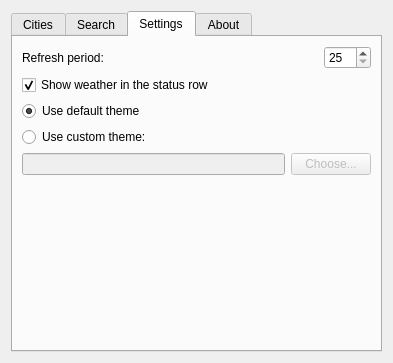
Above: plugins/weather/src/wsettings.ui from euroelessar/qutim before the change. Below: the same form after it.
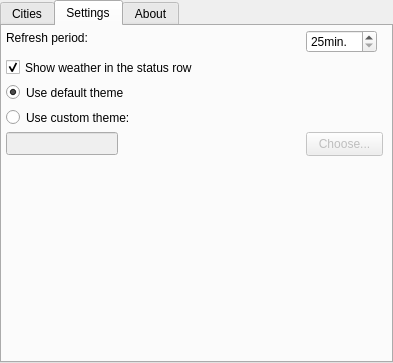
That is the form after the change. The open tabs and pages were chosen to show the change. Icons and pictures are not drawn.

Diff of the .ui file:
```diff
--- a/plugins/weather/src/wsettings.ui
+++ b/plugins/weather/src/wsettings.ui
@@ -14,6 +14,9 @@
    <string>Settings</string>
   </property>
   <layout class="QGridLayout" name="gridLayout_3">
+   <property name="margin">
+    <number>0</number>
+   </property>
    <item row="0" column="0">
     <widget class="QTabWidget" name="tabWidget">
      <property name="currentIndex">
@@ -38,17 +41,7 @@
        <item row="1" column="0" colspan="2">
         <widget class="QListWidget" name="cityList"/>
        </item>
-      </layout>
-     </widget>
-     <widget class="QWidget" name="searchTab">
-      <attribute name="title">
-       <string>Search</string>
-      </attribute>
-      <layout class="QGridLayout" name="gridLayout_5">
-       <item row="0" column="0">
-        <widget class="QLineEdit" name="searchEdit"/>
-       </item>
-       <item row="0" column="1">
+       <item row="0" column="5">
         <widget class="QPushButton" name="searchButton">
          <property name="icon">
           <iconset>
@@ -75,26 +68,47 @@
       <attribute name="title">
        <string>Settings</string>
       </attribute>
-      <layout class="QGridLayout" name="gridLayout_4">
-       <item row="0" column="0">
         <widget class="QLabel" name="intervalLabel">
+       <property name="geometry">
+        <rect>
+         <x>4</x>
+         <y>4</y>
+         <width>87</width>
+         <height>16</height>
+        </rect>
+       </property>
          <property name="text">
           <string>Refresh period:</string>
          </property>
         </widget>
-       </item>
-       <item row="0" column="2">
         <widget class="QSpinBox" name="intervalBox">
+       <property name="geometry">
+        <rect>
+         <x>304</x>
+         <y>4</y>
+         <width>71</width>
+         <height>23</height>
+        </rect>
+       </property>
+       <property name="suffix">
+        <string>min.</string>
+       </property>
          <property name="minimum">
           <number>25</number>
          </property>
          <property name="maximum">
-          <number>120</number>
-         </property>
-        </widget>
-       </item>
-       <item row="1" column="0" colspan="2">
+        <number>3600</number>
+       </property>
+      </widget>
         <widget class="QCheckBox" name="showStatusBox">
+       <property name="geometry">
+        <rect>
+         <x>4</x>
+         <y>31</y>
+         <width>205</width>
+         <height>21</height>
+        </rect>
+       </property>
          <property name="text">
           <string>Show weather in the status row</string>
          </property>
@@ -102,9 +116,15 @@
           <bool>true</bool>
          </property>
         </widget>
-       </item>
-       <item row="2" column="0" colspan="2">
         <widget class="QRadioButton" name="useDefaultTheme">
+       <property name="geometry">
+        <rect>
+         <x>4</x>
+         <y>56</y>
+         <width>131</width>
+         <height>21</height>
+        </rect>
+       </property>
          <property name="text">
           <string>Use default theme</string>
          </property>
@@ -112,45 +132,48 @@
           <bool>true</bool>
          </property>
         </widget>
-       </item>
-       <item row="3" column="0" colspan="2">
         <widget class="QRadioButton" name="useCustomTheme">
+       <property name="geometry">
+        <rect>
+         <x>4</x>
+         <y>81</y>
+         <width>137</width>
+         <height>21</height>
+        </rect>
+       </property>
          <property name="text">
           <string>Use custom theme:</string>
          </property>
         </widget>
-       </item>
-       <item row="4" column="0">
         <widget class="QLineEdit" name="themePath">
          <property name="enabled">
           <bool>false</bool>
          </property>
-        </widget>
-       </item>
-       <item row="4" column="1" colspan="2">
+       <property name="geometry">
+        <rect>
+         <x>4</x>
+         <y>106</y>
+         <width>112</width>
+         <height>23</height>
+        </rect>
+       </property>
+      </widget>
         <widget class="QPushButton" name="chooseButton">
          <property name="enabled">
           <bool>false</bool>
          </property>
+       <property name="geometry">
+        <rect>
+         <x>304</x>
+         <y>106</y>
+         <width>77</width>
+         <height>24</height>
+        </rect>
+       </property>
          <property name="text">
           <string>Choose...</string>
          </property>
         </widget>
-       </item>
-       <item row="5" column="0" colspan="3">
-        <spacer name="verticalSpacer">
-         <property name="orientation">
-          <enum>Qt::Vertical</enum>
-         </property>
-         <property name="sizeHint" stdset="0">
-          <size>
-           <width>267</width>
-           <height>40</height>
-          </size>
-         </property>
-        </spacer>
-       </item>
-      </layout>
      </widget>
      <widget class="QWidget" name="aboutTab">
       <attribute name="title">
```
Left out of the diff: 33 changed lines with no effect on the pictures. Lines whose indentation alone changed are shown as unchanged.
